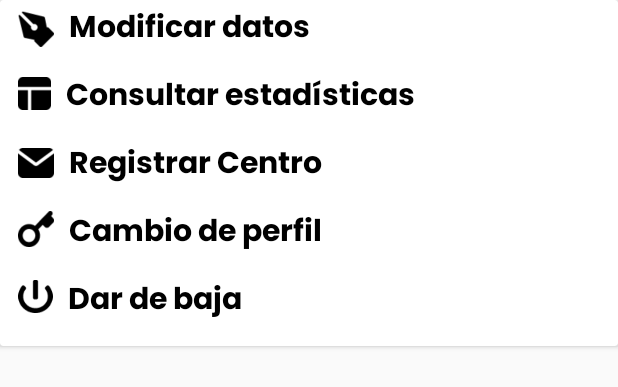
After one commit to TFG-MenPas/MenPas, an Android app: the layout desplegable_datos_personales.xml on its own in the app's theme, with its tools: preview values and no code run, on a phone screen of 412 x 824 dp. The commit adds this screen. Shown: the top 387 px of the screen. Run offline under Robolectric (Android 15) with nearby library versions, the phone set to English and light mode, and no system bars.

Commit message:
UI del desplegable  de datos personales añadida

```diff
--- a/app/src/main/AndroidManifest.xml
+++ b/app/src/main/AndroidManifest.xml
@@ -1,6 +1,6 @@
 <?xml version="1.0" encoding="utf-8"?>
 <manifest xmlns:android="http://schemas.android.com/apk/res/android"
-    xmlns:tools="http://schemas.android.com/tools" >
+    xmlns:tools="http://schemas.android.com/tools">
 
     <application
         android:allowBackup="true"
@@ -10,10 +10,19 @@
         android:label="@string/app_name"
         android:supportsRtl="true"
         android:theme="@style/Theme.MenPas"
-        tools:targetApi="31" >
+        tools:targetApi="31">
+        <activity
+            android:name=".DesplegableDatosPersonales"
+            android:exported="true">
+            <intent-filter>
+                <action android:name="android.intent.action.MAIN" />
+
+                <category android:name="android.intent.category.LAUNCHER" />
+            </intent-filter>
+        </activity>
         <activity
             android:name=".RegistroUsuario"
-            android:exported="true" >
+            android:exported="true">
             <intent-filter>
                 <action android:name="android.intent.action.MAIN" />
 
--- /dev/null
+++ b/app/src/main/java/com/uma/menpas/DesplegableDatosPersonales.kt
@@ -0,0 +1,11 @@
+package com.uma.menpas
+
+import androidx.appcompat.app.AppCompatActivity
+import android.os.Bundle
+
+class DesplegableDatosPersonales : AppCompatActivity() {
+    override fun onCreate(savedInstanceState: Bundle?) {
+        super.onCreate(savedInstanceState)
+        setContentView(R.layout.activity_desplegable_datos_personales)
+    }
+}
--- /dev/null
+++ b/app/src/main/res/layout/activity_desplegable_datos_personales.xml
@@ -0,0 +1,19 @@
+<?xml version="1.0" encoding="utf-8"?>
+<RelativeLayout
+    xmlns:android="http://schemas.android.com/apk/res/android"
+    xmlns:app="http://schemas.android.com/apk/res-auto"
+    xmlns:tools="http://schemas.android.com/tools"
+    android:layout_width="match_parent"
+    android:layout_height="match_parent"
+    tools:context=".DesplegableDatosPersonales">
+
+    <!--below is the button for opening our bottom sheet-->
+    <Button
+        android:id="@+id/idBtnShowBottomSheet"
+        android:layout_width="wrap_content"
+        android:layout_height="wrap_content"
+        android:layout_centerInParent="true"
+        android:text="Show Bottom Sheet"
+        android:textAllCaps="false" />
+
+</RelativeLayout>
--- /dev/null
+++ b/app/src/main/res/layout/desplegable_datos_personales.xml
@@ -0,0 +1,143 @@
+<?xml version="1.0" encoding="utf-8"?>
+<androidx.cardview.widget.CardView
+    xmlns:android="http://schemas.android.com/apk/res/android"
+    android:layout_width="match_parent"
+    android:layout_height="wrap_content">
+
+    <RelativeLayout
+        android:layout_width="match_parent"
+        android:layout_height="wrap_content"
+        android:layout_margin="2dp">
+
+        <ImageView
+            android:id="@+id/IVmodDatos"
+            android:layout_width="24dp"
+            android:layout_height="24dp"
+            android:layout_marginStart="10dp"
+            android:layout_marginTop="5dp"
+            android:layout_marginEnd="10dp"
+            android:layout_marginBottom="10dp"
+            android:src="@drawable/mod_datos_icon"
+            android:contentDescription="@string/modificar_datos_icono" />
+
+        <ImageView
+            android:id="@+id/IVconEstadisticas"
+            android:layout_width="22dp"
+            android:layout_height="22dp"
+            android:layout_below="@id/IVmodDatos"
+            android:layout_marginStart="10dp"
+            android:layout_marginTop="10dp"
+            android:layout_marginEnd="10dp"
+            android:layout_marginBottom="10dp"
+            android:src="@drawable/con_estadisticas_icon"
+            android:contentDescription="@string/consultar_estadisticas_icono" />
+
+        <ImageView
+            android:id="@+id/IVregCentro"
+            android:layout_width="24dp"
+            android:layout_height="20dp"
+            android:layout_below="@id/IVconEstadisticas"
+            android:layout_marginStart="10dp"
+            android:layout_marginTop="15dp"
+            android:layout_marginEnd="10dp"
+            android:layout_marginBottom="10dp"
+            android:src="@drawable/reg_centro_icon"
+            android:contentDescription="@string/registrar_centro_icono" />
+
+        <ImageView
+            android:id="@+id/IVcambioPerfil"
+            android:layout_width="24dp"
+            android:layout_height="24dp"
+            android:layout_below="@id/IVregCentro"
+            android:layout_marginStart="10dp"
+            android:layout_marginTop="12dp"
+            android:layout_marginEnd="10dp"
+            android:layout_marginBottom="10dp"
+            android:src="@drawable/cambiar_perfil_icon"
+            android:contentDescription="@string/cambio_de_perfil_icono" />
+
+        <ImageView
+            android:id="@+id/IVdarBaja"
+            android:layout_width="23dp"
+            android:layout_height="22dp"
+            android:layout_below="@id/IVcambioPerfil"
+            android:layout_marginStart="10dp"
+            android:layout_marginTop="12dp"
+            android:layout_marginEnd="10dp"
+            android:layout_marginBottom="10dp"
+            android:src="@drawable/dar_baja_icon"
+            android:contentDescription="@string/dar_de_baja_icono" />
+
+        <TextView
+            android:id="@+id/modificarDatos"
+            android:layout_width="wrap_content"
+            android:layout_height="wrap_content"
+            android:layout_marginBottom="10dp"
+            android:layout_toEndOf="@id/IVmodDatos"
+            android:fontFamily="@font/poppins_bold"
+            android:fontWeight="700"
+            android:text="@string/modificar_datos"
+            android:textColor="@color/black"
+            android:textSize="20sp"
+            android:textStyle="normal" />
+        <TextView
+            android:id="@+id/consultarEstadisticas"
+            android:layout_width="wrap_content"
+            android:layout_height="wrap_content"
+            android:layout_marginBottom="10dp"
+            android:layout_toEndOf="@id/IVconEstadisticas"
+            android:layout_below="@id/modificarDatos"
+            android:fontFamily="@font/poppins_bold"
+            android:fontWeight="700"
+            android:text="@string/consultar_estadisticas"
+            android:textColor="@color/black"
+            android:textSize="20sp"
+            android:textStyle="normal" />
+
+        <TextView
+            android:id="@+id/registrarCentro"
+            android:layout_width="wrap_content"
+            android:layout_height="wrap_content"
+            android:layout_marginBottom="10dp"
+            android:layout_toEndOf="@id/IVregCentro"
+            android:layout_below="@id/consultarEstadisticas"
+            android:fontFamily="@font/poppins_bold"
+            android:fontWeight="700"
+            android:text="@string/registrar_centro"
+            android:textColor="@color/black"
+            android:textSize="20sp"
+            android:textStyle="normal" />
+
+        <TextView
+            android:id="@+id/cambioPerfil"
+            android:layout_width="wrap_content"
+            android:layout_height="wrap_content"
+            android:layout_marginBottom="10dp"
+            android:layout_toEndOf="@id/IVcambioPerfil"
+            android:layout_below="@id/registrarCentro"
+            android:fontFamily="@font/poppins_bold"
+            android:fontWeight="700"
+            android:text="@string/cambio_de_perfil"
+            android:textColor="@color/black"
+            android:textSize="20sp"
+            android:textStyle="normal" />
+
+        <TextView
+            android:id="@+id/darBaja"
+            android:layout_width="wrap_content"
+            android:layout_height="wrap_content"
+            android:layout_marginBottom="10dp"
+            android:layout_toEndOf="@id/IVdarBaja"
+            android:layout_below="@id/cambioPerfil"
+            android:fontFamily="@font/poppins_bold"
+            android:fontWeight="700"
+            android:text="@string/dar_de_baja"
+            android:textColor="@color/black"
+            android:textSize="20sp"
+            android:textStyle="normal" />
+
+    </RelativeLayout>
+
+
+
+</androidx.cardview.widget.CardView>
--- a/app/src/main/res/values/strings.xml
+++ b/app/src/main/res/values/strings.xml
@@ -13,4 +13,14 @@
     <string name="posee_cuenta">¿Ya posee una cuenta?</string>
     <string name="inicie_sesion">Inicie sesión aquí</string>
     <string name="mostrar_ocultar_contrasenya">Mostrar/ocultar contraseña</string>
+    <string name="modificar_datos">Modificar datos</string>
+    <string name="consultar_estadisticas">Consultar estadísticas</string>
+    <string name="registrar_centro">Registrar Centro</string>
+    <string name="cambio_de_perfil">Cambio de perfil</string>
+    <string name="dar_de_baja">Dar de baja</string>
+    <string name="modificar_datos_icono">Modificar datos icono</string>
+    <string name="consultar_estadisticas_icono">consultar estadisticas icono</string>
+    <string name="registrar_centro_icono">registrar centro icono</string>
+    <string name="cambio_de_perfil_icono">cambio de perfil icono</string>
+    <string name="dar_de_baja_icono">dar de baja icono</string>
 </resources>
```
Also changed, not shown: app/src/main/res/drawable/cambiar_perfil_icon.png (added), app/src/main/res/drawable/con_estadisticas_icon.png (added), app/src/main/res/drawable/dar_baja_icon.png (added), app/src/main/res/drawable/mod_datos_icon.png (added), app/src/main/res/drawable/reg_centro_icon.png (added).
